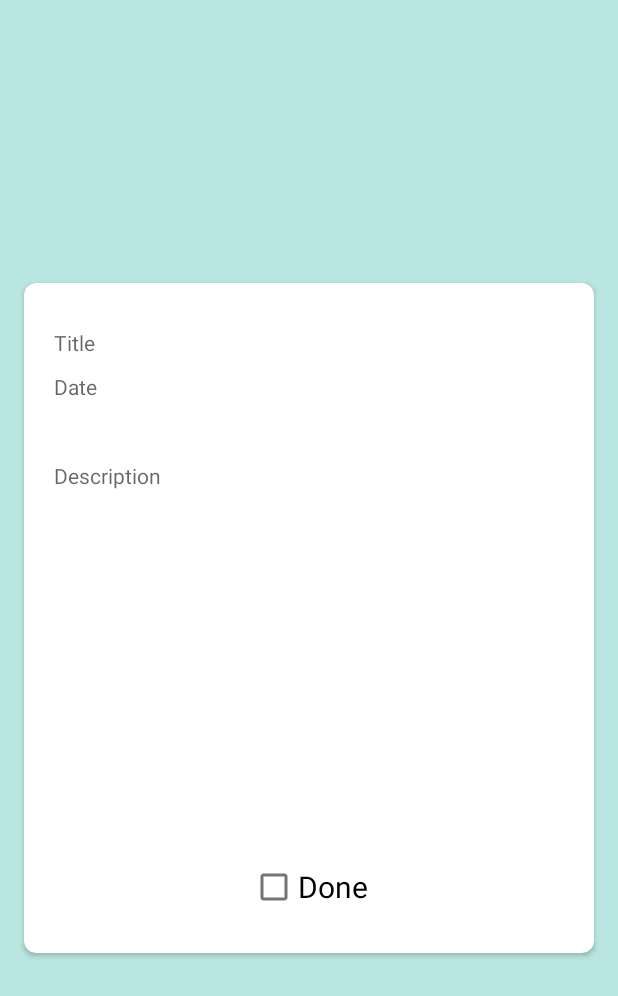
After one commit to reem-altammami/ToDoListApp, an Android app: the layout fragment_show_task.xml on its own in the app's theme, with its tools: preview values and no code run, on a phone screen of 412 x 824 dp. The commit adds this screen. Shown: the top 996 px of the screen. Run offline under Robolectric (Android 15) with nearby library versions, the phone set to English and light mode, and no system bars.

Commit message:
ShowFragment

```diff
--- /dev/null
+++ b/app/src/main/res/layout/fragment_show_task.xml
@@ -0,0 +1,77 @@
+<?xml version="1.0" encoding="utf-8"?>
+<androidx.constraintlayout.widget.ConstraintLayout
+xmlns:android="http://schemas.android.com/apk/res/android"
+android:layout_height="match_parent"
+android:layout_width="match_parent"
+android:background="#BAE6E2"
+xmlns:app="http://schemas.android.com/apk/res-auto"
+tools:context=".ShowTaskFragment"
+xmlns:tools="http://schemas.android.com/tools">
+<androidx.cardview.widget.CardView
+    app:layout_constraintTop_toTopOf="parent"
+    app:layout_constraintBottom_toBottomOf="parent"
+    android:layout_width="match_parent"
+    android:layout_height="wrap_content"
+    android:layout_margin="16dp"
+    android:backgroundTint="@color/white"
+    app:cardCornerRadius="8dp">
+    <androidx.constraintlayout.widget.ConstraintLayout
+        android:layout_width="match_parent"
+        android:layout_height="match_parent"
+        android:padding="20dp">
+        <TextView
+            android:id="@+id/text_title"
+            android:layout_width="250dp"
+            android:hint="Title"
+            android:layout_height="wrap_content"
+            app:helperTextTextAppearance="@style/TextAppearance.MaterialComponents.Subtitle1"
+            app:layout_constraintTop_toTopOf="parent"
+            app:layout_constraintStart_toStartOf="parent"
+            android:layout_marginTop="10dp"
+            android:inputType="text"
+            android:maxLines="1"/>
+
+<TextView
+    android:id="@+id/text_date"
+    android:layout_width="250dp"
+    android:hint="Date"
+    android:layout_height="wrap_content"
+    app:helperTextTextAppearance="@style/TextAppearance.MaterialComponents.Subtitle1"
+    app:layout_constraintTop_toBottomOf="@id/text_title"
+    app:layout_constraintStart_toStartOf="parent"
+    app:layout_constraintStart_toEndOf="@id/text_title"
+    android:layout_marginTop="10dp"
+    android:inputType="date"
+    android:maxLines="1"/>
+
+
+<TextView
+    android:id="@+id/text_description"
+    android:layout_width="0dp"
+    android:layout_height="200dp"
+    android:hint="Description"
+    app:helperTextTextAppearance="@style/TextAppearance.MaterialComponents.Subtitle1"
+    app:layout_constraintTop_toBottomOf="@id/text_date"
+    app:layout_constraintEnd_toEndOf="parent"
+    app:layout_constraintStart_toStartOf="parent"
+    android:scrollbars="vertical"
+    android:layout_marginTop="40dp"
+    android:singleLine="false"
+    android:maxLines="8"/>
+
+
+        <CheckBox
+            android:id="@+id/complete"
+            android:text="Done"
+            app:layout_constraintStart_toStartOf="parent"
+            app:layout_constraintEnd_toEndOf="parent"
+            app:layout_constraintTop_toBottomOf="@id/text_description"
+            android:textSize="20dp"
+            android:textAlignment="center"
+            android:layout_width="wrap_content"
+            android:layout_height="wrap_content"
+            android:layout_marginTop="60dp"
+            />
+    </androidx.constraintlayout.widget.ConstraintLayout>
+</androidx.cardview.widget.CardView>
+</androidx.constraintlayout.widget.ConstraintLayout>
--- a/app/src/main/res/values/themes.xml
+++ b/app/src/main/res/values/themes.xml
@@ -13,7 +13,6 @@
         <item name="android:statusBarColor" tools:targetApi="l">?attr/colorPrimaryVariant</item>
         <!-- Customize your theme here. -->
         <item name="textInputStyle">@style/Widget.MaterialComponents.TextInputLayout.OutlinedBox</item>
-
     </style>
 
 </resources>
```
Also changed, not shown: app/src/main/java/com/example/todolistapp/ShowTaskFragment.kt (added, +59 -0 lines), app/src/main/res/navigation/nav_graph.xml (+5 -5 lines).
